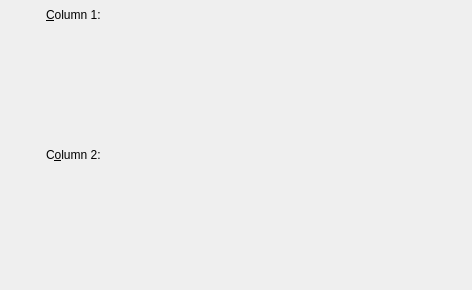
KDE/kwordquiz, file src/dlglanguagebase.ui: the form before one commit.
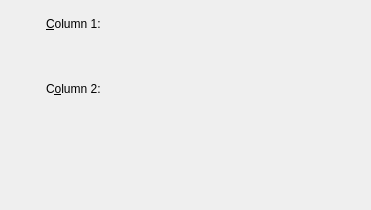
The form after the commit. Icons and pictures are not drawn. Custom widgets are drawn as their Qt base class.

Commit message: Fix language dialog

The edit to the form file:
```diff
--- a/src/dlglanguagebase.ui
+++ b/src/dlglanguagebase.ui
@@ -8,22 +8,22 @@
    <rect>
     <x>0</x>
     <y>0</y>
-    <width>472</width>
-    <height>290</height>
+    <width>371</width>
+    <height>210</height>
    </rect>
   </property>
   <property name="sizePolicy" >
    <sizepolicy>
     <hsizetype>5</hsizetype>
-    <vsizetype>0</vsizetype>
+    <vsizetype>5</vsizetype>
     <horstretch>0</horstretch>
     <verstretch>0</verstretch>
    </sizepolicy>
   </property>
   <property name="minimumSize" >
    <size>
-    <width>250</width>
-    <height>120</height>
+    <width>260</width>
+    <height>150</height>
    </size>
   </property>
   <layout class="QGridLayout" >
@@ -34,6 +34,27 @@
     <number>6</number>
    </property>
    <item row="1" column="0" >
+    <spacer>
+     <property name="orientation" >
+      <enum>Qt::Vertical</enum>
+     </property>
+     <property name="sizeHint" >
+      <size>
+       <width>20</width>
+       <height>40</height>
+      </size>
+     </property>
+    </spacer>
+   </item>
+   <item row="0" column="0" >
+    <layout class="QGridLayout" >
+     <property name="margin" >
+      <number>0</number>
+     </property>
+     <property name="spacing" >
+      <number>6</number>
+     </property>
+     <item row="1" column="0" >
     <layout class="QGridLayout" >
      <property name="margin" >
       <number>0</number>
@@ -51,6 +72,12 @@
          <verstretch>0</verstretch>
         </sizepolicy>
        </property>
+         <property name="minimumSize" >
+          <size>
+           <width>32</width>
+           <height>32</height>
+          </size>
+         </property>
        <property name="maximumSize" >
         <size>
          <width>32</width>
@@ -141,6 +168,12 @@
          <verstretch>0</verstretch>
         </sizepolicy>
        </property>
+         <property name="minimumSize" >
+          <size>
+           <width>32</width>
+           <height>32</height>
+          </size>
+         </property>
        <property name="maximumSize" >
         <size>
          <width>32</width>
@@ -214,8 +247,10 @@
     </layout>
    </item>
   </layout>
+   </item>
+  </layout>
  </widget>
- <layoutdefault spacing="6" margin="11" />
+ <layoutdefault spacing="6" margin="0" />
  <pixmapfunction></pixmapfunction>
  <customwidgets>
   <customwidget>
```
Left out of the diff: 3 changed lines with no effect on the pictures. Lines whose indentation alone changed are shown as unchanged. The commit also changes 3 other files.
